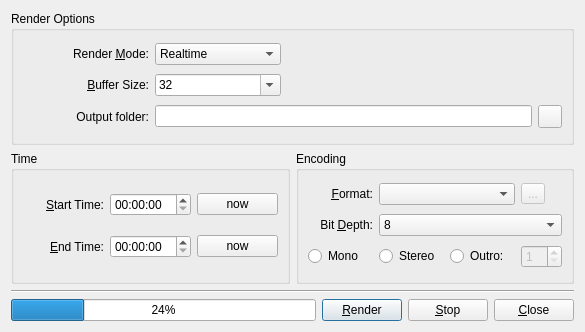
This is src/ui/render.ui in falkTX/Cadence as Qt 5 draws it before an edit. The edited form follows.
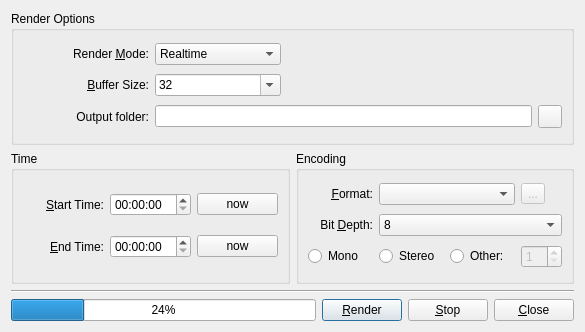
This is the edited form. Icons and pictures are not drawn.

The edit to the form file:
```diff
--- a/src/ui/render.ui
+++ b/src/ui/render.ui
@@ -380,7 +380,7 @@
       <item row="2" column="2">
        <widget class="QRadioButton" name="rb_outro">
         <property name="text">
-         <string>Outro:</string>
+         <string>Other:</string>
         </property>
        </widget>
       </item>
```
